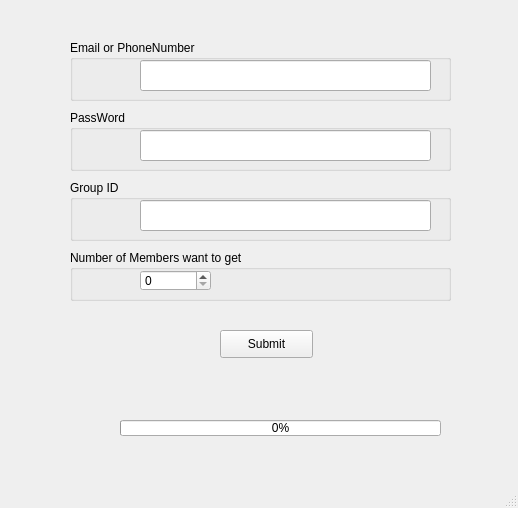
Before: the Qt Designer form src/login.ui in ThanhNguyen03/Scrape_memIn4_in_LinkedInGroup, drawn with Qt 5.
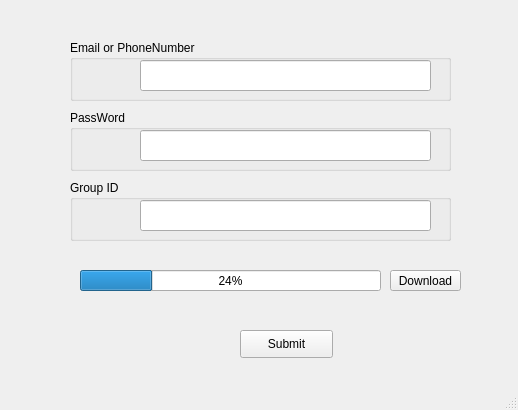
After: the same form once the commit is applied.

```diff
--- a/src/login.ui
+++ b/src/login.ui
@@ -7,7 +7,7 @@
     <x>0</x>
     <y>0</y>
     <width>518</width>
-    <height>508</height>
+    <height>410</height>
    </rect>
   </property>
   <property name="windowTitle">
@@ -43,7 +43,7 @@
    <widget class="QPushButton" name="btSubmit">
     <property name="geometry">
      <rect>
-      <x>220</x>
+      <x>240</x>
       <y>330</y>
       <width>93</width>
       <height>28</height>
@@ -108,38 +108,28 @@
    <widget class="QProgressBar" name="pgBar">
     <property name="geometry">
      <rect>
-      <x>120</x>
-      <y>420</y>
-      <width>321</width>
-      <height>16</height>
+      <x>80</x>
+      <y>270</y>
+      <width>301</width>
+      <height>21</height>
      </rect>
     </property>
     <property name="value">
-     <number>0</number>
+     <number>24</number>
     </property>
    </widget>
-   <widget class="QGroupBox" name="grbNumMem">
+   <widget class="QPushButton" name="btDownload">
     <property name="geometry">
      <rect>
-      <x>70</x>
-      <y>250</y>
-      <width>381</width>
-      <height>51</height>
+      <x>390</x>
+      <y>270</y>
+      <width>71</width>
+      <height>21</height>
      </rect>
     </property>
-    <property name="title">
-     <string>Number of Members want to get</string>
+    <property name="text">
+     <string>Download</string>
     </property>
-    <widget class="QSpinBox" name="spBNumMem">
-     <property name="geometry">
-      <rect>
-       <x>70</x>
-       <y>20</y>
-       <width>71</width>
-       <height>21</height>
-      </rect>
-     </property>
-    </widget>
    </widget>
   </widget>
   <widget class="QMenuBar" name="menubar">
```
Left out of the diff: 2 changed lines with no effect on the pictures.
